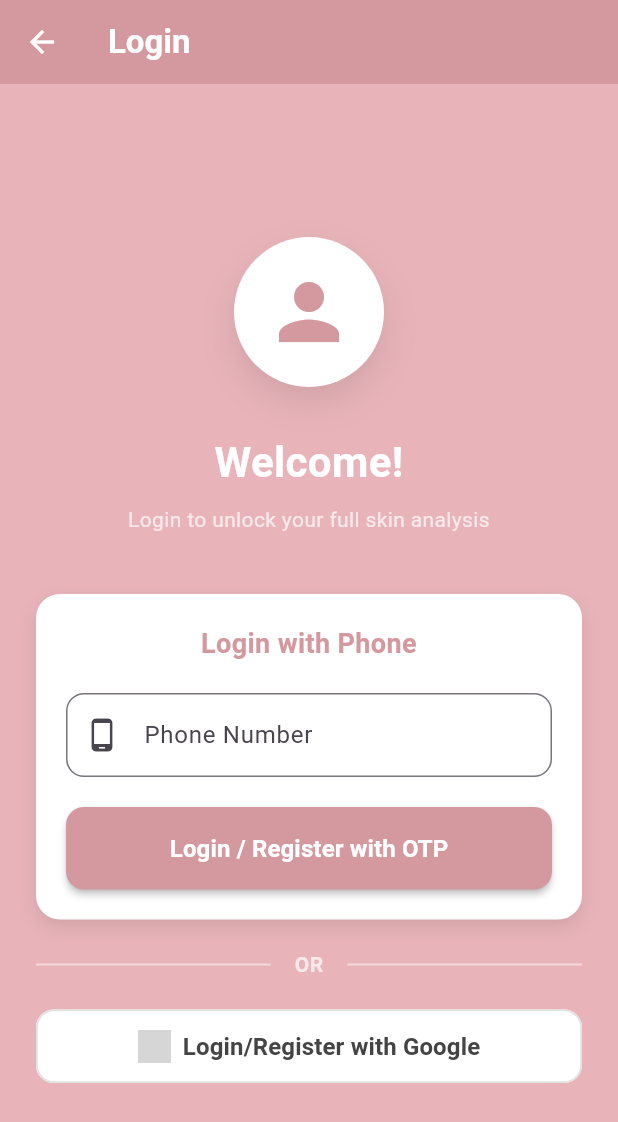
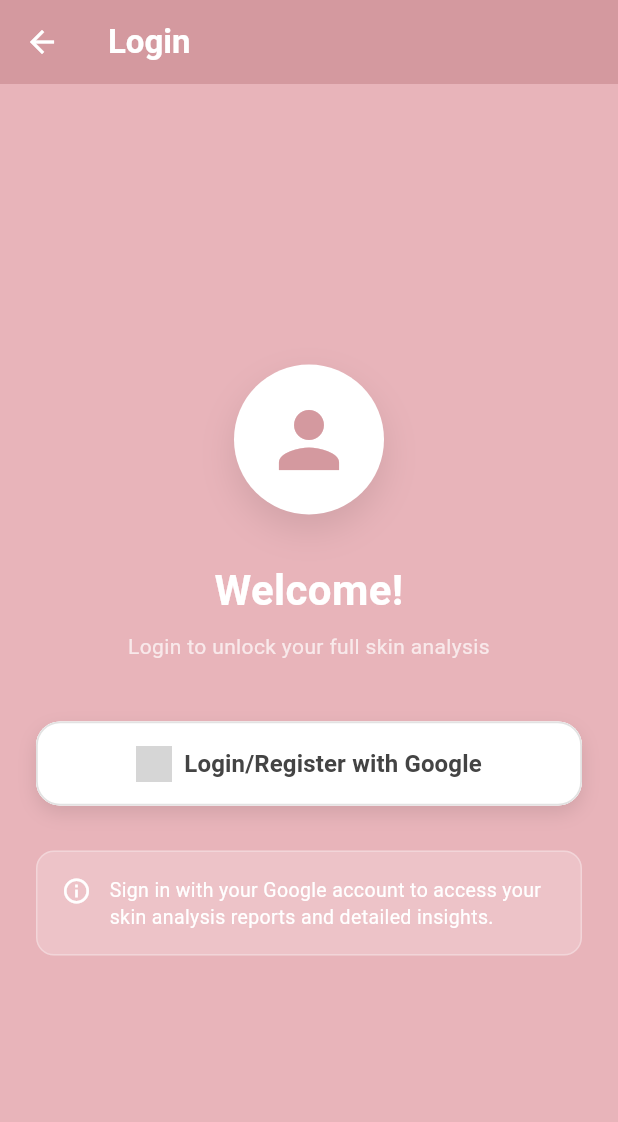
Before and after one commit to zenithstar1/youv.ai, a Flutter app: the LoginPageContent screen opened directly, on a phone screen of 412 x 824 dp. Shown: the top 1122 px of the screen. Run offline on Flutter 3.47's test engine with Material 3 defaults, Android fonts, the phone set to English and light mode, and no system bars; our stand-ins replace file_picker, firebase_auth, firebase_core, flutter_bloc, google_fonts, google_sign_in and 2 more; missing offline and left inert: dart:html, dart:js, dart:ui_web; accounts and stored records are empty; grey boxes are pictures that could not be loaded.

Commit message:
removed otp

```diff
--- a/lib/screens/LoginPage.dart
+++ b/lib/screens/LoginPage.dart
@@ -1,12 +1,12 @@
 import 'package:flutter/material.dart';
 import 'package:flutter_bloc/flutter_bloc.dart';
-import 'package:pinput/pinput.dart';
+// import 'package:pinput/pinput.dart'; // COMMENTED OUT - Not needed for Google login only
 import 'package:firebase_auth/firebase_auth.dart';
 
 import 'package:skin_analysis_app/Bloc/auth_bloc.dart';
 import 'package:skin_analysis_app/Bloc/auth_event.dart';
 import 'package:skin_analysis_app/Bloc/auth_state.dart';
-import 'dart:async';
+// import 'dart:async'; // COMMENTED OUT - Not needed for Google login only
 
 class LoginPage extends StatelessWidget {
   const LoginPage({Key? key}) : super(key: key);
@@ -29,16 +29,19 @@ class LoginPageContent extends StatefulWidget {
 }
 
 class _LoginPageContentState extends State<LoginPageContent> {
-  final _phoneController = TextEditingController();
+  // COMMENTED OUT - Phone login removed
+  // final _phoneController = TextEditingController();
   bool _isLoading = false;
   String _errorMessage = '';
 
   @override
   void dispose() {
-    _phoneController.dispose();
+    // _phoneController.dispose(); // COMMENTED OUT
     super.dispose();
   }
 
+  // COMMENTED OUT - Phone OTP functionality
+  /*
   void _sendOTP() {
     final phone = _phoneController.text.trim();
 
@@ -52,6 +55,33 @@ class _LoginPageContentState extends State<LoginPageContent> {
     // Use BLoC to send OTP
     context.read<AuthBloc>().add(SendOtpRequested(phone: phone));
   }
+
+  void _showOtpPopup(String phoneNumber) {
+    showDialog(
+      context: context,
+      barrierDismissible: false,
+      builder: (BuildContext dialogContext) {
+        return BlocProvider.value(
+          value: context.read<AuthBloc>(),
+          child: _OtpPopupWidget(
+            phoneNumber: phoneNumber,
+            onOtpSubmit: (otp) {
+              context. read<AuthBloc>().add(
+                VerifyLoginMobile(
+                  phone: phoneNumber,
+                  name: '',
+                  email: '',
+                  password: '',
+                  otp:  otp,
+                ),
+              );
+            },
+          ),
+        );
+      },
+    );
+  }
+  */
 
   void _handleGoogleLogin() async {
     setState(() {
@@ -90,36 +120,10 @@ class _LoginPageContentState extends State<LoginPageContent> {
       }
     } catch (e) {
       setState(() {
-        _errorMessage = 'Google sign-in failed:   ${e.toString()}';
+        _errorMessage = 'Google sign-in failed:  ${e.toString()}';
         _isLoading = false;
       });
     }
-  }
-
-  void _showOtpPopup(String phoneNumber) {
-    showDialog(
-      context: context,
-      barrierDismissible: false,
-      builder: (BuildContext dialogContext) {
-        return BlocProvider.value(
-          value: context.read<AuthBloc>(),
-          child: _OtpPopupWidget(
-            phoneNumber: phoneNumber,
-            onOtpSubmit: (otp) {
-              context.read<AuthBloc>().add(
-                VerifyLoginMobile(
-                  phone: phoneNumber,
-                  name: '',
-                  email: '',
-                  password: '',
-                  otp: otp,
-                ),
-              );
-            },
-          ),
-        );
-      },
-    );
   }
 
   @override
@@ -131,7 +135,10 @@ class _LoginPageContentState extends State<LoginPageContent> {
             _isLoading = true;
             _errorMessage = '';
           });
-        } else if (state is AuthMessage) {
+        }
+        // COMMENTED OUT - Phone OTP popup trigger
+        /*
+        else if (state is AuthMessage) {
           setState(() {
             _isLoading = false;
           });
@@ -143,7 +150,9 @@ class _LoginPageContentState extends State<LoginPageContent> {
           );
           // Show OTP popup
           _showOtpPopup(_phoneController.text.trim());
-        } else if (state is AuthAuthenticated) {
+        }
+        */
+        else if (state is AuthAuthenticated) {
           setState(() {
             _isLoading = false;
           });
@@ -208,7 +217,7 @@ class _LoginPageContentState extends State<LoginPageContent> {
                     const SizedBox(height: 30),
 
                     const Text(
-                      'Welcome!  ',
+                      'Welcome! ',
                       style: TextStyle(
                         fontSize: 28,
                         fontWeight: FontWeight.bold,
@@ -224,6 +233,8 @@ class _LoginPageContentState extends State<LoginPageContent> {
                     ),
                     const SizedBox(height: 40),
 
+                    // COMMENTED OUT - Phone Login Form
+                    /*
                     // Login Form
                     Container(
                       padding: const EdgeInsets.all(20),
@@ -245,7 +256,7 @@ class _LoginPageContentState extends State<LoginPageContent> {
                             'Login with Phone',
                             style: TextStyle(
                               fontSize: 18,
-                              fontWeight: FontWeight.bold,
+                              fontWeight:  FontWeight.bold,
                               color: Color(0xFFD4999F),
                             ),
                             textAlign: TextAlign.center,
@@ -260,9 +271,9 @@ class _LoginPageContentState extends State<LoginPageContent> {
                             decoration: InputDecoration(
                               labelText: 'Phone Number',
                               hintText: 'Enter your phone',
-                              prefixIcon: const Icon(Icons.phone_android),
+                              prefixIcon: const Icon(Icons. phone_android),
                               border: OutlineInputBorder(
-                                borderRadius: BorderRadius.circular(12),
+                                borderRadius: BorderRadius. circular(12),
                               ),
                               focusedBorder: OutlineInputBorder(
                                 borderRadius: BorderRadius.circular(12),
@@ -279,7 +290,7 @@ class _LoginPageContentState extends State<LoginPageContent> {
                             Container(
                               padding: const EdgeInsets.all(12),
                               decoration: BoxDecoration(
-                                color: Colors.red.shade50,
+                                color: Colors.red. shade50,
                                 borderRadius: BorderRadius.circular(8),
                                 border: Border.all(color: Colors.red.shade200),
                               ),
@@ -287,15 +298,15 @@ class _LoginPageContentState extends State<LoginPageContent> {
                                 children: [
                                   Icon(
                                     Icons.error_outline,
-                                    color: Colors.red.shade700,
+                                    color:  Colors.red.shade700,
                                     size: 20,
                                   ),
                                   const SizedBox(width: 8),
                                   Expanded(
-                                    child: Text(
+                                    child:  Text(
                                       _errorMessage,
-                                      style: TextStyle(
-                                        color: Colors.red.shade700,
+                                      style:  TextStyle(
+                                        color:  Colors.red.shade700,
                                         fontSize: 13,
                                       ),
                                     ),
@@ -310,8 +321,8 @@ class _LoginPageContentState extends State<LoginPageContent> {
                           // Send OTP Button
                           ElevatedButton(
                             onPressed: _isLoading ? null : _sendOTP,
-                            style: ElevatedButton.styleFrom(
-                              backgroundColor: const Color(0xFFD4999F),
+                            style: ElevatedButton. styleFrom(
+                              backgroundColor:  const Color(0xFFD4999F),
                               foregroundColor: Colors.white,
                               padding: const EdgeInsets.symmetric(vertical: 16),
                               shape: RoundedRectangleBorder(
@@ -330,9 +341,9 @@ class _LoginPageContentState extends State<LoginPageContent> {
                                   )
                                 : const Text(
                                     'Login / Register with OTP',
-                                    style: TextStyle(
+                                    style:  TextStyle(
                                       fontSize: 16,
-                                      fontWeight: FontWeight.w600,
+                                      fontWeight:  FontWeight.w600,
                                     ),
                                   ),
                           ),
@@ -346,10 +357,10 @@ class _LoginPageContentState extends State<LoginPageContent> {
                     Row(
                       children: const [
                         Expanded(
-                          child: Divider(color: Colors.white54, thickness: 1.2),
+                          child: Divider(color: Colors.white54, thickness: 1. 2),
                         ),
                         Padding(
-                          padding: EdgeInsets.symmetric(horizontal: 16),
+                          padding:  EdgeInsets.symmetric(horizontal: 16),
                           child: Text(
                             'OR',
                             style: TextStyle(
@@ -359,50 +370,140 @@ class _LoginPageContentState extends State<LoginPageContent> {
                           ),
                         ),
                         Expanded(
-                          child: Divider(color: Colors.white54, thickness: 1.2),
+                          child:  Divider(color: Colors.white54, thickness: 1.2),
                         ),
                       ],
                     ),
 
                     const SizedBox(height: 20),
+                    */
+
+                    // Error message display (if any)
+                    if (_errorMessage.isNotEmpty) ...[
+                      Container(
+                        padding: const EdgeInsets.all(12),
+                        margin: const EdgeInsets.only(bottom: 20),
+                        decoration: BoxDecoration(
+                          color: Colors.red.shade50,
+                          borderRadius: BorderRadius.circular(8),
+                          border: Border.all(color: Colors.red.shade200),
+                        ),
+                        child: Row(
+                          children: [
+                            Icon(
+                              Icons.error_outline,
+                              color: Colors.red.shade700,
+                              size: 20,
+                            ),
+                            const SizedBox(width: 8),
+                            Expanded(
+                              child: Text(
+                                _errorMessage,
+                                style: TextStyle(
+                                  color: Colors.red.shade700,
+                                  fontSize: 13,
+                                ),
+                              ),
+                            ),
+                          ],
+                        ),
+                      ),
+                    ],
 
                     // Google Sign In Button
-                    OutlinedButton.icon(
-                      onPressed: _isLoading ? null : _handleGoogleLogin,
-                      icon: _isLoading
-                          ? const SizedBox(
-                              height: 22,
-                              width: 22,
-                              child: CircularProgressIndicator(strokeWidth: 2),
-                            )
-                          : Image.asset(
-                              'assets/google_logo.png',
-                              height: 22,
-                              width: 22,
-                              errorBuilder: (context, error, stackTrace) {
-                                return const Icon(Icons.login, size: 22);
-                              },
-                            ),
-                      label: Text(
-                        _isLoading
-                            ? "Signing in..."
-                            : "Login/Register with Google",
-                        style: const TextStyle(
-                          color: Color(0xFF444444),
-                          fontWeight: FontWeight.w600,
-                          fontSize: 16,
+                    Container(
+                      decoration: BoxDecoration(
+                        color: Colors.white,
+                        borderRadius: BorderRadius.circular(16),
+                        boxShadow: [
+                          BoxShadow(
+                            color: Colors.black.withOpacity(0.1),
+                            blurRadius: 10,
+                            offset: const Offset(0, 5),
+                          ),
+                        ],
+                      ),
+                      child: OutlinedButton.icon(
+                        onPressed: _isLoading ? null : _handleGoogleLogin,
+                        icon: _isLoading
+                            ? const SizedBox(
+                                height: 22,
+                                width: 22,
+                                child: CircularProgressIndicator(
+                                  strokeWidth: 2,
+                                  valueColor: AlwaysStoppedAnimation<Color>(
+                                    Color(0xFFD4999F),
+                                  ),
+                                ),
+                              )
+                            : Image.asset(
+                                'assets/google_logo.png',
+                                height: 24,
+                                width: 24,
+                                errorBuilder: (context, error, stackTrace) {
+                                  return const Icon(
+                                    Icons.login,
+                                    size: 24,
+                                    color: Color(0xFFD4999F),
+                                  );
+                                },
+                              ),
+                        label: Text(
+                          _isLoading
+                              ? "Signing in..."
+                              : "Login/Register with Google",
+                          style: const TextStyle(
+                            color: Color(0xFF444444),
+                            fontWeight: FontWeight.w600,
+                            fontSize: 16,
+                          ),
+                        ),
+                        style: OutlinedButton.styleFrom(
+                          padding: const EdgeInsets.symmetric(vertical: 16),
+                          shape: RoundedRectangleBorder(
+                            borderRadius: BorderRadius.circular(16),
+                          ),
+                          side: const BorderSide(
+                            color: Color(0xFFE2E2E2),
+                            width: 1.2,
+                          ),
+                          backgroundColor: Colors.white,
                         ),
                       ),
-                      style: OutlinedButton.styleFrom(
-                        padding: const EdgeInsets.symmetric(vertical: 13),
-                        shape: RoundedRectangleBorder(
-                          borderRadius: BorderRadius.circular(12),
+                    ),
+
+                    const SizedBox(height: 30),
+
+                    // Info message
+                    Container(
+                      padding: const EdgeInsets.all(16),
+                      decoration: BoxDecoration(
+                        color: Colors.white.withOpacity(0.2),
+                        borderRadius: BorderRadius.circular(12),
+                        border: Border.all(
+                          color: Colors.white.withOpacity(0.3),
                         ),
-                        side: const BorderSide(
-                          color: Color(0xFFE2E2E2),
-                          width: 1.2,
-                        ),
-                        backgroundColor: Colors.white,
+                      ),
+                      child: Row(
+                        crossAxisAlignment: CrossAxisAlignment.start,
+                        children: const [
+                          Icon(
+                            Icons.info_outline,
+                            color: Colors.white,
+                            size: 20,
+                          ),
+                          SizedBox(width: 12),
+                          Expanded(
+                            child: Text(
+                              'Sign in with your Google account to access your skin analysis reports and detailed insights.',
+                              style: TextStyle(
+                                color: Colors.white,
+                                fontSize: 13,
+                                height: 1.4,
+                              ),
+                            ),
+                          ),
+                        ],
                       ),
                     ),
                   ],
@@ -416,6 +517,8 @@ class _LoginPageContentState extends State<LoginPageContent> {
   }
 }
 
+// COMMENTED OUT - OTP Popup Widget (not needed for Google login only)
+/*
 // OTP Popup Widget
 class _OtpPopupWidget extends StatefulWidget {
   final void Function(String otp) onOtpSubmit;
@@ -449,7 +552,7 @@ class _OtpPopupWidgetState extends State<_OtpPopupWidget> {
   void _startTimer() {
     _countdown = 30;
     _canResend = false;
-    _timer = Timer.periodic(const Duration(seconds: 1), (timer) {
+    _timer = Timer. periodic(const Duration(seconds: 1), (timer) {
       if (_countdown > 0) {
         setState(() {
           _countdown--;
@@ -465,7 +568,7 @@ class _OtpPopupWidgetState extends State<_OtpPopupWidget> {
 
   void _resendOtp() {
     if (_canResend) {
-      context.read<AuthBloc>().add(SendOtpRequested(phone: widget.phoneNumber));
+      context.read<AuthBloc>().add(SendOtpRequested(phone:  widget.phoneNumber));
       _startTimer();
       ScaffoldMessenger.of(
         context,
@@ -510,11 +613,11 @@ class _OtpPopupWidgetState extends State<_OtpPopupWidget> {
         shape: RoundedRectangleBorder(borderRadius: BorderRadius.circular(12)),
         title: const Text('Enter OTP'),
         content: Column(
-          mainAxisSize: MainAxisSize.min,
+          mainAxisSize: MainAxisSize. min,
           children: [
             Text(
-              'We sent a 6-digit code to ${widget.phoneNumber}',
-              style: const TextStyle(fontSize: 14, color: Colors.grey),
+              'We sent a 6-digit code to ${widget. phoneNumber}',
+              style:  const TextStyle(fontSize: 14, color: Colors.grey),
               textAlign: TextAlign.center,
             ),
             const SizedBox(height: 20),
@@ -537,7 +640,7 @@ class _OtpPopupWidgetState extends State<_OtpPopupWidget> {
               focusedPinTheme: PinTheme(
                 width: 45,
                 height: 55,
-                textStyle: const TextStyle(fontSize: 18, color: Colors.black),
+                textStyle: const TextStyle(fontSize:  18, color: Colors.black),
                 decoration: BoxDecoration(
                   borderRadius: BorderRadius.circular(8),
                   border: Border.all(color: primaryColor, width: 2),
@@ -549,7 +652,7 @@ class _OtpPopupWidgetState extends State<_OtpPopupWidget> {
               mainAxisAlignment: MainAxisAlignment.spaceBetween,
               children: [
                 TextButton(
-                  onPressed: _canResend ? _resendOtp : null,
+                  onPressed:  _canResend ? _resendOtp : null,
                   child: Text(
                     _canResend ? 'Resend OTP' : 'Resend in ${_countdown}s',
                     style: TextStyle(
@@ -567,12 +670,12 @@ class _OtpPopupWidgetState extends State<_OtpPopupWidget> {
                 ),
               ],
             ),
-            const SizedBox(height: 10),
+            const SizedBox(height:  10),
             SizedBox(
               width: double.infinity,
               child: ElevatedButton(
                 onPressed: _isVerifying ? null : _verifyOtp,
-                style: ElevatedButton.styleFrom(
+                style:  ElevatedButton.styleFrom(
                   backgroundColor: primaryColor,
                   shape: RoundedRectangleBorder(
                     borderRadius: BorderRadius.circular(8),
@@ -593,7 +696,7 @@ class _OtpPopupWidgetState extends State<_OtpPopupWidget> {
                         'Verify',
                         style: TextStyle(
                           color: Colors.white,
-                          fontWeight: FontWeight.bold,
+                          fontWeight: FontWeight. bold,
                         ),
                       ),
               ),
@@ -604,3 +707,4 @@ class _OtpPopupWidgetState extends State<_OtpPopupWidget> {
     );
   }
 }
+*/
```
Also changed, not shown: 4 other files.
